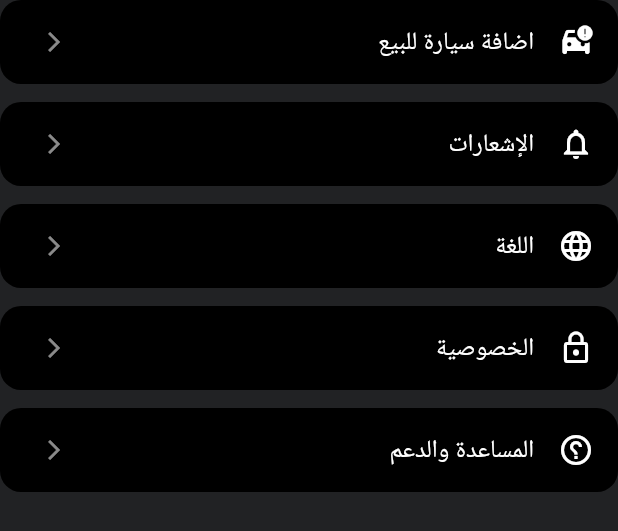
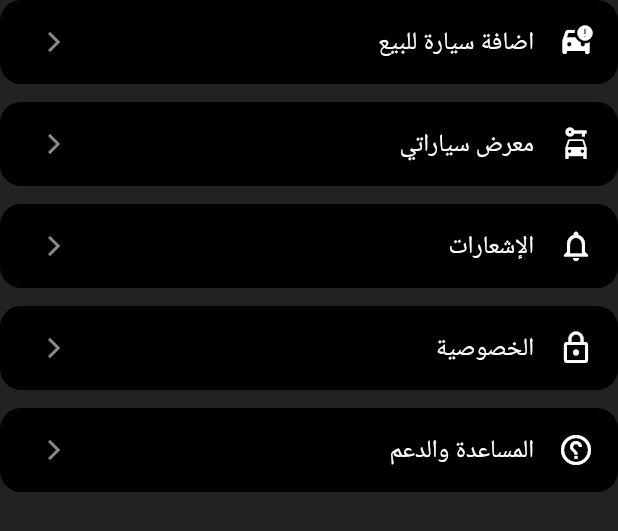
Before and after one commit to osama-ahmed-alsharabi/car-zone, a Flutter app: the SettingsSection widget shown alone on an empty page, opened directly, on a phone screen of 412 x 824 dp. Shown: the top 531 px of the screen. Run offline on Flutter 3.47's test engine with Material 3 defaults, Android fonts, the phone set to English and light mode, and no system bars; our stand-ins replace dio, firebase_auth, firebase_core, flutter_bloc, flutter_secure_storage, flutter_svg and 8 more; accounts and stored records are empty; network calls fail; Roboto replaces fonts that are missing (Cairo).

Commit message:
create the user cars list view and add it to the router folder

```diff
--- a/lib/core/router/app_router.dart
+++ b/lib/core/router/app_router.dart
@@ -12,6 +12,7 @@ import 'package:car_zone/features/home/presentation/view/home_view.dart';
 import 'package:car_zone/features/home/presentation/view_model/get_data/get_data_cubit.dart';
 import 'package:car_zone/features/on_boarding/presentation/view/on_boarding_view.dart';
 import 'package:car_zone/features/profile/presentation/view/create_product_view.dart';
+import 'package:car_zone/features/profile/presentation/view/user_cars_list_view.dart';
 import 'package:car_zone/features/splash/presentation/view/splash_view.dart';
 import 'package:flutter_bloc/flutter_bloc.dart';
 import 'package:go_router/go_router.dart';
@@ -96,6 +97,15 @@ class AppRouter {
           transitionsBuilder: PageTransitions.slideFromLeft,
         ),
       ),
+      GoRoute(
+        path: '/${AppRouterConst.userCarsListViewRouteName}',
+        name: AppRouterConst.userCarsListViewRouteName,
+        pageBuilder: (context, state) => CustomTransitionPage(
+          key: state.pageKey,
+          child: const UserCarsListView(),
+          transitionsBuilder: PageTransitions.slideFromLeft,
+        ),
+      ),
     ],
   );
 }
--- a/lib/core/router/app_router_const.dart
+++ b/lib/core/router/app_router_const.dart
@@ -7,4 +7,5 @@ abstract class AppRouterConst {
   static const String carDetailViewRouteName = "car_detail";
   static const String brandCarslViewRouteName = "brand_cars";
   static const String createProductlViewRouteName = "create_product";
+  static const String userCarsListViewRouteName = "user_cars_list";
 }
--- a/lib/features/profile/presentation/view/widgets/setting_setion.dart
+++ b/lib/features/profile/presentation/view/widgets/setting_setion.dart
@@ -17,12 +17,19 @@ class SettingsSection extends StatelessWidget {
           context.pushNamed(AppRouterConst.createProductlViewRouteName);
         },
       ),
+
+      SettingModel(
+        title: 'معرض سياراتي',
+        icon: Icons.car_rental,
+        onTap: () {
+          context.pushNamed(AppRouterConst.userCarsListViewRouteName);
+        },
+      ),
       SettingModel(
         title: 'الإشعارات',
         icon: Icons.notifications_none,
         onTap: () {},
       ),
-      SettingModel(title: 'اللغة', icon: Icons.language, onTap: () {}),
       SettingModel(title: 'الخصوصية', icon: Icons.lock_outline, onTap: () {}),
       SettingModel(
         title: 'المساعدة والدعم',
```
Also changed, not shown: lib/features/profile/presentation/view/user_cars_list_view.dart (added, +13 -0 lines).
